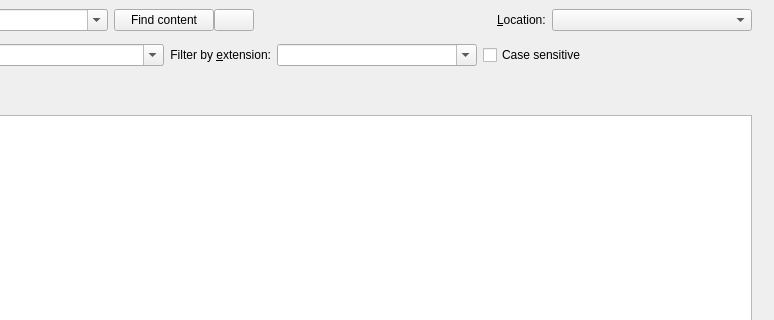
Qt form SearchPage.ui (otengler/CodeBeagle) before a commit; both pictures show x 362 to 1136 and y 0 to 320 of the 1136 by 707 pixel window.
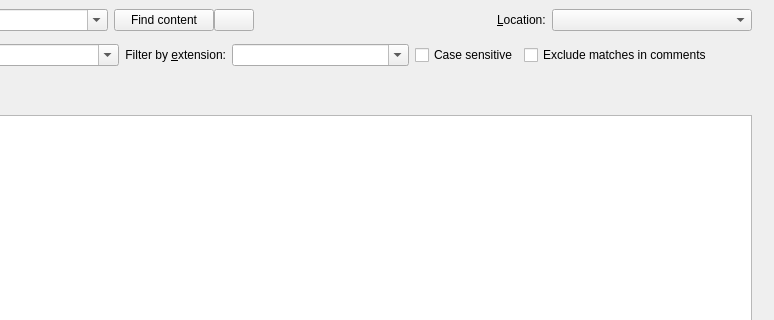
The same form after that commit. Icons and pictures are not drawn. Custom widgets are drawn as their Qt base class.

```diff
--- a/SearchPage.ui
+++ b/SearchPage.ui
@@ -440,6 +440,13 @@
         </property>
        </widget>
       </item>
+      <item>
+       <widget class="QCheckBox" name="checkExcludeComments">
+        <property name="text">
+         <string>Exclude matches in comments</string>
+        </property>
+       </widget>
+      </item>
       <item>
        <spacer name="horizontalSpacer_3">
         <property name="orientation">
```
